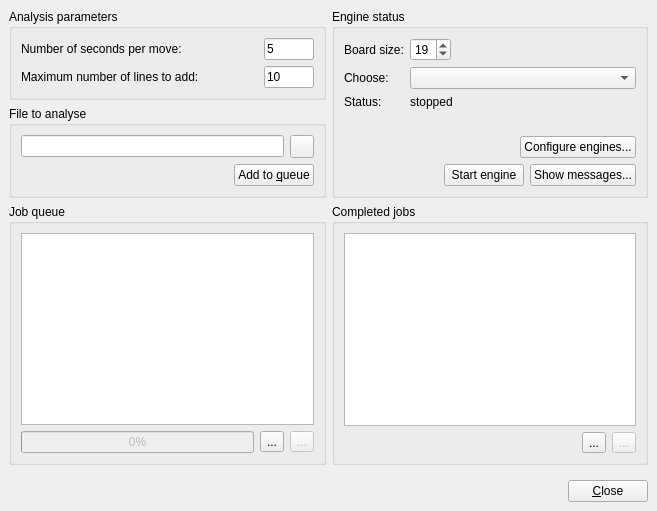
Old version of the form src/analyze_gui.ui in the repository bernds/q5Go.
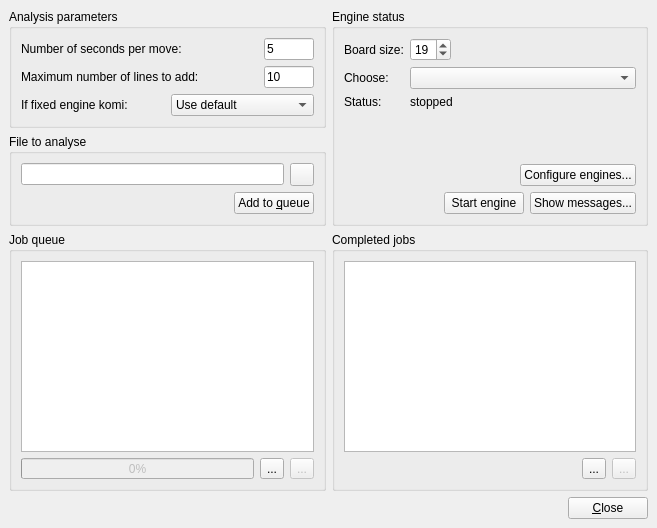
New version of the form. Icons and pictures are not drawn.

Commit message: Add a komi swapping option to the batch analyzer

```diff
--- a/src/analyze_gui.ui
+++ b/src/analyze_gui.ui
@@ -7,7 +7,7 @@
     <x>0</x>
     <y>0</y>
     <width>657</width>
-    <height>511</height>
+    <height>528</height>
    </rect>
   </property>
   <property name="windowTitle">
@@ -64,6 +64,39 @@
          </property>
         </widget>
        </item>
+       <item row="2" column="0" colspan="2">
+        <layout class="QHBoxLayout" name="horizontalLayout_3">
+         <item>
+          <widget class="QLabel" name="label_6">
+           <property name="text">
+            <string>If fixed engine komi:</string>
+           </property>
+           <property name="buddy">
+            <cstring>komiComboBox</cstring>
+           </property>
+          </widget>
+         </item>
+         <item>
+          <widget class="QComboBox" name="komiComboBox">
+           <item>
+            <property name="text">
+             <string>Use default</string>
+            </property>
+           </item>
+           <item>
+            <property name="text">
+             <string>Swap if better</string>
+            </property>
+           </item>
+           <item>
+            <property name="text">
+             <string>Analyze both</string>
+            </property>
+           </item>
+          </widget>
+         </item>
+        </layout>
+       </item>
       </layout>
      </widget>
     </item>
```
The commit also changes 5 other files.
